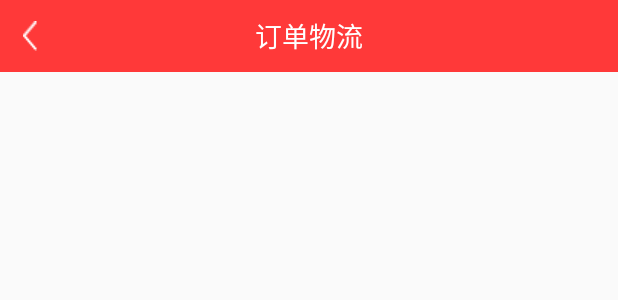
After one commit to Max2872/mxd_community, an Android app: the layout logistic.xml on its own in the app's theme, with its tools: preview values and no code run, on a phone screen of 412 x 824 dp. The commit adds this screen. Shown: the top 300 px of the screen. Run offline under Robolectric (Android 15) with nearby library versions, the phone set to English and light mode, and no system bars.

Commit message:
新增订单相关文件

```diff
--- /dev/null
+++ b/Mxd_community/app/src/main/res/layout/logistic.xml
@@ -0,0 +1,28 @@
+<?xml version="1.0" encoding="utf-8"?>
+<RelativeLayout xmlns:android="http://schemas.android.com/apk/res/android"
+    android:layout_width="match_parent"
+    android:layout_height="match_parent">
+    <RelativeLayout
+        android:id="@+id/top_bar"
+        android:layout_width="match_parent"
+        android:layout_height="48dp"
+        android:background="@color/commonRed">
+        <ImageView
+            android:id="@+id/top_bar_back"
+            android:layout_width="10dp"
+            android:layout_height="20dp"
+            android:layout_alignParentLeft="true"
+            android:layout_centerVertical="true"
+            android:layout_marginLeft="15dp"
+            android:background="@drawable/default_back"/>
+        <TextView
+            android:id="@+id/top_bar_text"
+            android:layout_width="wrap_content"
+            android:layout_height="match_parent"
+            android:layout_centerInParent="true"
+            android:gravity="center"
+            android:textSize="18sp"
+            android:textColor="@color/white"
+            android:text="订单物流"/>
+    </RelativeLayout>
+</RelativeLayout>
```
Also changed, not shown: Mxd_community/app/src/main/java/com/project/mxd/mxd_community/LogisticActivity.java (+17 -1 lines), Mxd_community/app/src/main/java/com/project/mxd/mxd_community/OrderDetailActivity.java (+17 -0 lines), Mxd_community/app/src/main/java/com/project/mxd/mxd_community/OrderManagerAdapter.java (+7 -3 lines), Mxd_community/app/src/main/java/com/project/mxd/mxd_community/OrderServiceActivity.java (+17 -0 lines), Mxd_community/app/src/main/res/layout/order_detail.xml (added, +28 -0 lines), Mxd_community/app/src/main/res/layout/order_service.xml (added, +29 -0 lines).
